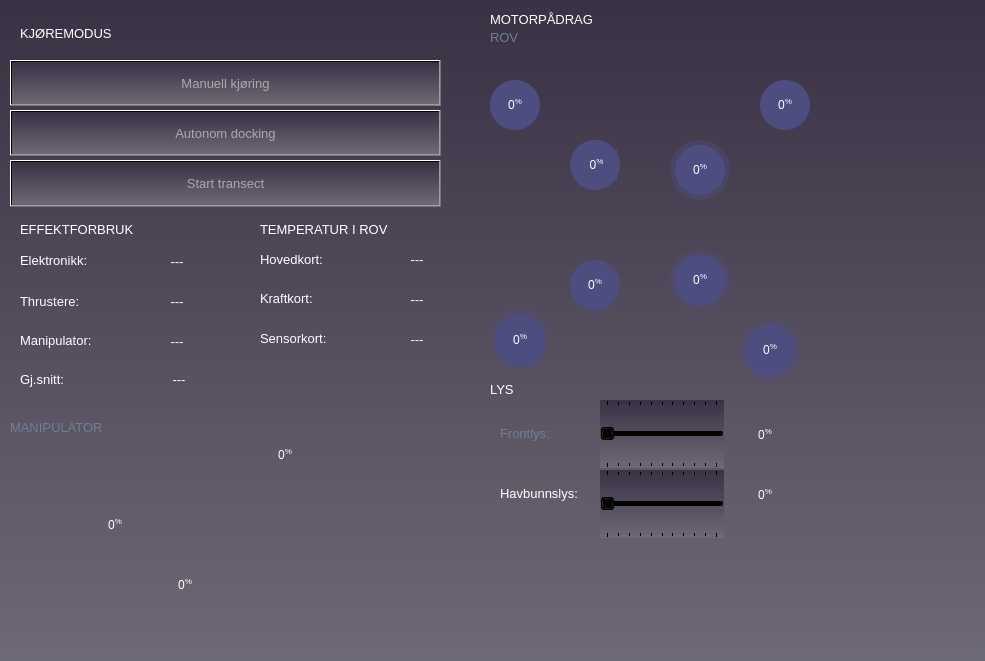
The window that GUI/SubseaTest.ui (UiS-Subsea/Bachelor_GUI) describes before a commit, drawn with Qt 5.
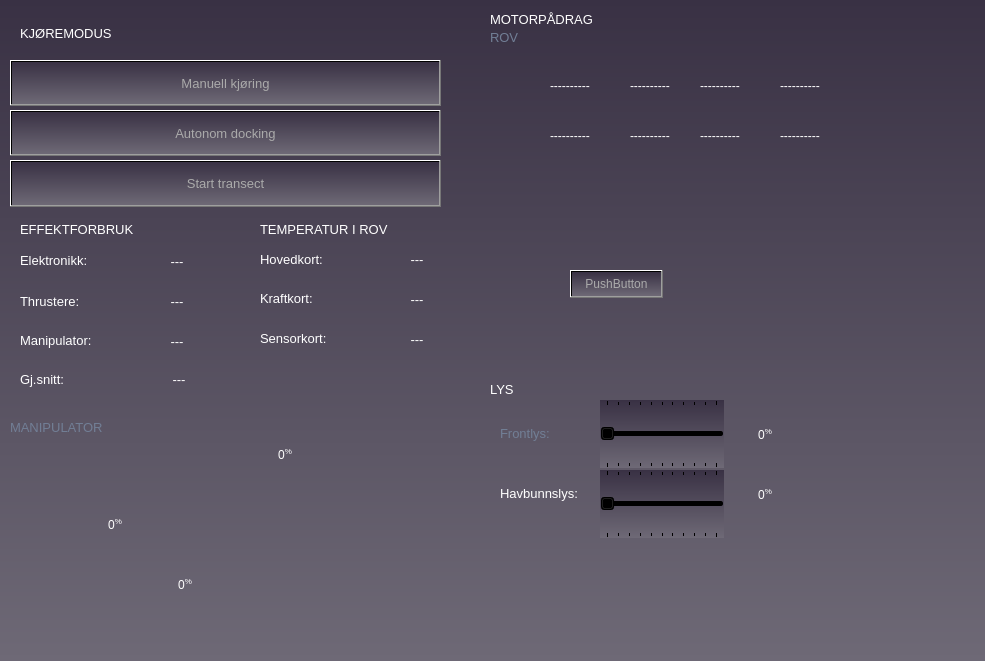
The same window after the commit. Icons and pictures are not drawn.

Patch:
```diff
--- a/GUI/SubseaTest.ui
+++ b/GUI/SubseaTest.ui
@@ -2033,524 +2033,122 @@
     <string>subTitle</string>
    </property>
   </widget>
-  <widget class="QFrame" name="frame_VVF_circle_2">
+  <widget class="QLabel" name="thrust_label_1">
    <property name="geometry">
     <rect>
-     <x>490</x>
-     <y>80</y>
-     <width>50</width>
-     <height>50</height>
+     <x>550</x>
+     <y>60</y>
+     <width>61</width>
+     <height>51</height>
     </rect>
    </property>
-   <property name="styleSheet">
-    <string notr="true">QFrame { border-radius: 25px; background-color: rgba(77, 77, 127, 255); }</string>
+   <property name="text">
+    <string>----------</string>
    </property>
-   <property name="frameShape">
-    <enum>QFrame::NoFrame</enum>
-   </property>
-   <property name="frameShadow">
-    <enum>QFrame::Raised</enum>
-   </property>
-   <property name="frameStyle" stdset="0">
-    <string>innerCircle</string>
-   </property>
-   <widget class="QLabel" name="label_percentage_VVF">
-    <property name="geometry">
-     <rect>
-      <x>0</x>
-      <y>10</y>
-      <width>50</width>
-      <height>30</height>
-     </rect>
-    </property>
-    <property name="font">
-     <font>
-      <pointsize>9</pointsize>
-     </font>
-    </property>
-    <property name="autoFillBackground">
-     <bool>false</bool>
-    </property>
-    <property name="styleSheet">
-     <string notr="true">background: transparent;</string>
-    </property>
-    <property name="text">
-     <string>&lt;html&gt;&lt;head/&gt;&lt;body&gt;&lt;span&gt;0&lt;/span&gt;&lt;span style=&quot;vertical-align:super;&quot;&gt;%&lt;/span&gt;&lt;/body&gt;&lt;/html&gt;</string>
-    </property>
-    <property name="scaledContents">
-     <bool>false</bool>
-    </property>
-    <property name="alignment">
-     <set>Qt::AlignCenter</set>
-    </property>
-    <property name="wordWrap">
-     <bool>false</bool>
-    </property>
-   </widget>
   </widget>
-  <widget class="QFrame" name="frame_VHF_2">
+  <widget class="QLabel" name="thrust_label_5">
    <property name="geometry">
     <rect>
-     <x>760</x>
-     <y>80</y>
-     <width>50</width>
-     <height>50</height>
+     <x>550</x>
+     <y>110</y>
+     <width>61</width>
+     <height>51</height>
     </rect>
    </property>
-   <property name="styleSheet">
-    <string notr="true">QFrame { border-radius: 25px; background-color: rgba(77, 77, 127, 255); }</string>
+   <property name="text">
+    <string>----------</string>
    </property>
-   <property name="frameShape">
-    <enum>QFrame::NoFrame</enum>
-   </property>
-   <property name="frameShadow">
-    <enum>QFrame::Raised</enum>
-   </property>
-   <property name="frameStyle" stdset="0">
-    <string>innerCircle</string>
-   </property>
-   <widget class="QLabel" name="label_percentage_VHF">
-    <property name="geometry">
-     <rect>
-      <x>0</x>
-      <y>10</y>
-      <width>50</width>
-      <height>30</height>
-     </rect>
-    </property>
-    <property name="font">
-     <font>
-      <pointsize>9</pointsize>
-     </font>
-    </property>
-    <property name="autoFillBackground">
-     <bool>false</bool>
-    </property>
-    <property name="styleSheet">
-     <string notr="true">background: transparent;</string>
-    </property>
-    <property name="text">
-     <string>&lt;html&gt;&lt;head/&gt;&lt;body&gt;&lt;span&gt;0&lt;/span&gt;&lt;span style=&quot;vertical-align:super;&quot;&gt;%&lt;/span&gt;&lt;/body&gt;&lt;/html&gt;</string>
-    </property>
-    <property name="scaledContents">
-     <bool>false</bool>
-    </property>
-    <property name="alignment">
-     <set>Qt::AlignCenter</set>
-    </property>
-    <property name="wordWrap">
-     <bool>false</bool>
-    </property>
-   </widget>
   </widget>
-  <widget class="QFrame" name="frame_HHF">
+  <widget class="QLabel" name="thrust_label_8">
    <property name="geometry">
     <rect>
-     <x>670</x>
-     <y>140</y>
-     <width>60</width>
-     <height>60</height>
+     <x>780</x>
+     <y>110</y>
+     <width>61</width>
+     <height>51</height>
     </rect>
    </property>
-   <property name="styleSheet">
-    <string notr="true">QFrame { 	border-radius: 30px; background-color: rgba(77, 77, 127, 100); }</string>
+   <property name="text">
+    <string>----------</string>
    </property>
-   <property name="frameShape">
-    <enum>QFrame::NoFrame</enum>
-   </property>
-   <property name="frameShadow">
-    <enum>QFrame::Raised</enum>
-   </property>
-   <widget class="QFrame" name="frame_HHF_circle">
-    <property name="geometry">
-     <rect>
-      <x>5</x>
-      <y>5</y>
-      <width>50</width>
-      <height>50</height>
-     </rect>
-    </property>
-    <property name="styleSheet">
-     <string notr="true">QFrame { border-radius: 25px; background-color: rgba(77, 77, 127, 255); }</string>
-    </property>
-    <property name="frameShape">
-     <enum>QFrame::NoFrame</enum>
-    </property>
-    <property name="frameShadow">
-     <enum>QFrame::Raised</enum>
-    </property>
-    <property name="frameStyle" stdset="0">
-     <string>innerCircle</string>
-    </property>
-    <widget class="QLabel" name="label_percentage_HHF">
-     <property name="geometry">
-      <rect>
-       <x>0</x>
-       <y>10</y>
-       <width>50</width>
-       <height>30</height>
-      </rect>
-     </property>
-     <property name="font">
-      <font>
-       <pointsize>9</pointsize>
-      </font>
-     </property>
-     <property name="autoFillBackground">
-      <bool>false</bool>
-     </property>
-     <property name="styleSheet">
-      <string notr="true">background: transparent;</string>
-     </property>
-     <property name="text">
-      <string>&lt;html&gt;&lt;head/&gt;&lt;body&gt;&lt;span&gt;0&lt;/span&gt;&lt;span style=&quot;vertical-align:super;&quot;&gt;%&lt;/span&gt;&lt;/body&gt;&lt;/html&gt;</string>
-     </property>
-     <property name="scaledContents">
-      <bool>false</bool>
-     </property>
-     <property name="alignment">
-      <set>Qt::AlignCenter</set>
-     </property>
-     <property name="wordWrap">
-      <bool>false</bool>
-     </property>
-    </widget>
-   </widget>
   </widget>
-  <widget class="QFrame" name="frame_HVF_2">
+  <widget class="QLabel" name="thrust_label_2">
    <property name="geometry">
     <rect>
-     <x>570</x>
-     <y>140</y>
-     <width>50</width>
-     <height>50</height>
+     <x>630</x>
+     <y>60</y>
+     <width>61</width>
+     <height>51</height>
     </rect>
    </property>
-   <property name="styleSheet">
-    <string notr="true">QFrame { border-radius: 25px; background-color: rgba(77, 77, 127, 255); }</string>
+   <property name="text">
+    <string>----------</string>
    </property>
-   <property name="frameShape">
-    <enum>QFrame::NoFrame</enum>
-   </property>
-   <property name="frameShadow">
-    <enum>QFrame::Raised</enum>
-   </property>
-   <property name="frameStyle" stdset="0">
-    <string>innerCircle</string>
-   </property>
-   <widget class="QLabel" name="label_percentage_HVF">
-    <property name="geometry">
-     <rect>
-      <x>6</x>
-      <y>10</y>
-      <width>41</width>
-      <height>30</height>
-     </rect>
-    </property>
-    <property name="font">
-     <font>
-      <pointsize>9</pointsize>
-     </font>
-    </property>
-    <property name="autoFillBackground">
-     <bool>false</bool>
-    </property>
-    <property name="text">
-     <string>&lt;html&gt;&lt;head/&gt;&lt;body&gt;&lt;span&gt;0&lt;/span&gt;&lt;span style=&quot;vertical-align:super;&quot;&gt;%&lt;/span&gt;&lt;/body&gt;&lt;/html&gt;</string>
-    </property>
-    <property name="scaledContents">
-     <bool>false</bool>
-    </property>
-    <property name="alignment">
-     <set>Qt::AlignCenter</set>
-    </property>
-    <property name="wordWrap">
-     <bool>false</bool>
-    </property>
-   </widget>
   </widget>
-  <widget class="QFrame" name="frame_HVB_2">
+  <widget class="QLabel" name="thrust_label_6">
    <property name="geometry">
     <rect>
-     <x>570</x>
-     <y>260</y>
-     <width>50</width>
-     <height>50</height>
+     <x>630</x>
+     <y>110</y>
+     <width>61</width>
+     <height>51</height>
     </rect>
    </property>
-   <property name="styleSheet">
-    <string notr="true">QFrame { border-radius: 25px; background-color: rgba(77, 77, 127, 255); }</string>
+   <property name="text">
+    <string>----------</string>
    </property>
-   <property name="frameShape">
-    <enum>QFrame::NoFrame</enum>
-   </property>
-   <property name="frameShadow">
-    <enum>QFrame::Raised</enum>
-   </property>
-   <property name="frameStyle" stdset="0">
-    <string>innerCircle</string>
-   </property>
-   <widget class="QLabel" name="label_percentage_HVB">
-    <property name="geometry">
-     <rect>
-      <x>0</x>
-      <y>10</y>
-      <width>50</width>
-      <height>30</height>
-     </rect>
-    </property>
-    <property name="font">
-     <font>
-      <pointsize>9</pointsize>
-     </font>
-    </property>
-    <property name="autoFillBackground">
-     <bool>false</bool>
-    </property>
-    <property name="styleSheet">
-     <string notr="true">background: transparent;</string>
-    </property>
-    <property name="text">
-     <string>&lt;html&gt;&lt;head/&gt;&lt;body&gt;&lt;span&gt;0&lt;/span&gt;&lt;span style=&quot;vertical-align:super;&quot;&gt;%&lt;/span&gt;&lt;/body&gt;&lt;/html&gt;</string>
-    </property>
-    <property name="scaledContents">
-     <bool>false</bool>
-    </property>
-    <property name="alignment">
-     <set>Qt::AlignCenter</set>
-    </property>
-    <property name="wordWrap">
-     <bool>false</bool>
-    </property>
-   </widget>
   </widget>
-  <widget class="QFrame" name="frame_HHB">
+  <widget class="QLabel" name="thrust_label_7">
    <property name="geometry">
     <rect>
-     <x>670</x>
-     <y>250</y>
-     <width>60</width>
-     <height>60</height>
+     <x>700</x>
+     <y>110</y>
+     <width>61</width>
+     <height>51</height>
     </rect>
    </property>
-   <property name="styleSheet">
-    <string notr="true">QFrame { 	border-radius: 30px; background-color: rgba(77, 77, 127, 100); }</string>
+   <property name="text">
+    <string>----------</string>
    </property>
-   <property name="frameShape">
-    <enum>QFrame::NoFrame</enum>
-   </property>
-   <property name="frameShadow">
-    <enum>QFrame::Raised</enum>
-   </property>
-   <widget class="QFrame" name="frame_HHB_circle_">
-    <property name="geometry">
-     <rect>
-      <x>5</x>
-      <y>5</y>
-      <width>50</width>
-      <height>50</height>
-     </rect>
-    </property>
-    <property name="styleSheet">
-     <string notr="true">QFrame { border-radius: 25px; background-color: rgba(77, 77, 127, 255); }</string>
-    </property>
-    <property name="frameShape">
-     <enum>QFrame::NoFrame</enum>
-    </property>
-    <property name="frameShadow">
-     <enum>QFrame::Raised</enum>
-    </property>
-    <property name="frameStyle" stdset="0">
-     <string>innerCircle</string>
-    </property>
-    <widget class="QLabel" name="label_percentage_HHB_3">
-     <property name="geometry">
-      <rect>
-       <x>0</x>
-       <y>10</y>
-       <width>50</width>
-       <height>30</height>
-      </rect>
-     </property>
-     <property name="font">
-      <font>
-       <pointsize>9</pointsize>
-      </font>
-     </property>
-     <property name="autoFillBackground">
-      <bool>false</bool>
-     </property>
-     <property name="styleSheet">
-      <string notr="true">background: transparent;</string>
-     </property>
-     <property name="text">
-      <string>&lt;html&gt;&lt;head/&gt;&lt;body&gt;&lt;span&gt;0&lt;/span&gt;&lt;span style=&quot;vertical-align:super;&quot;&gt;%&lt;/span&gt;&lt;/body&gt;&lt;/html&gt;</string>
-     </property>
-     <property name="scaledContents">
-      <bool>false</bool>
-     </property>
-     <property name="alignment">
-      <set>Qt::AlignCenter</set>
-     </property>
-     <property name="wordWrap">
-      <bool>false</bool>
-     </property>
-    </widget>
-   </widget>
   </widget>
-  <widget class="QFrame" name="frame_VVB">
+  <widget class="QLabel" name="thrust_label_3">
    <property name="geometry">
     <rect>
-     <x>490</x>
-     <y>310</y>
-     <width>60</width>
-     <height>60</height>
+     <x>700</x>
+     <y>60</y>
+     <width>61</width>
+     <height>51</height>
     </rect>
    </property>
-   <property name="styleSheet">
-    <string notr="true">QFrame { 	border-radius: 30px; background-color: rgba(77, 77, 127, 100); }</string>
+   <property name="text">
+    <string>----------</string>
    </property>
-   <property name="frameShape">
-    <enum>QFrame::NoFrame</enum>
-   </property>
-   <property name="frameShadow">
-    <enum>QFrame::Raised</enum>
-   </property>
-   <widget class="QFrame" name="frame_VVB_circle_3">
-    <property name="geometry">
-     <rect>
-      <x>5</x>
-      <y>5</y>
-      <width>50</width>
-      <height>50</height>
-     </rect>
-    </property>
-    <property name="styleSheet">
-     <string notr="true">QFrame { border-radius: 25px; background-color: rgba(77, 77, 127, 255); }</string>
-    </property>
-    <property name="frameShape">
-     <enum>QFrame::NoFrame</enum>
-    </property>
-    <property name="frameShadow">
-     <enum>QFrame::Raised</enum>
-    </property>
-    <property name="frameStyle" stdset="0">
-     <string>innerCircle</string>
-    </property>
-    <widget class="QLabel" name="label_percentage_VVB_4">
-     <property name="geometry">
-      <rect>
-       <x>0</x>
-       <y>10</y>
-       <width>50</width>
-       <height>30</height>
-      </rect>
-     </property>
-     <property name="font">
-      <font>
-       <pointsize>9</pointsize>
-      </font>
-     </property>
-     <property name="autoFillBackground">
-      <bool>false</bool>
-     </property>
-     <property name="styleSheet">
-      <string notr="true">background: transparent;</string>
-     </property>
-     <property name="text">
-      <string>&lt;html&gt;&lt;head/&gt;&lt;body&gt;&lt;span&gt;0&lt;/span&gt;&lt;span style=&quot;vertical-align:super;&quot;&gt;%&lt;/span&gt;&lt;/body&gt;&lt;/html&gt;</string>
-     </property>
-     <property name="scaledContents">
-      <bool>false</bool>
-     </property>
-     <property name="alignment">
-      <set>Qt::AlignCenter</set>
-     </property>
-     <property name="wordWrap">
-      <bool>false</bool>
-     </property>
-    </widget>
-   </widget>
   </widget>
-  <widget class="QFrame" name="frame_VHB">
+  <widget class="QLabel" name="thrust_label_4">
    <property name="geometry">
     <rect>
-     <x>740</x>
-     <y>320</y>
+     <x>780</x>
+     <y>60</y>
      <width>61</width>
-     <height>60</height>
+     <height>51</height>
     </rect>
    </property>
-   <property name="autoFillBackground">
-    <bool>false</bool>
+   <property name="text">
+    <string>----------</string>
    </property>
-   <property name="styleSheet">
-    <string notr="true">QFrame { 	border-radius: 30px; background-color: rgba(77, 77, 127, 100); }</string>
+  </widget>
+  <widget class="QPushButton" name="knappen">
+   <property name="geometry">
+    <rect>
+     <x>570</x>
+     <y>270</y>
+     <width>93</width>
+     <height>28</height>
+    </rect>
    </property>
-   <property name="frameShape">
-    <enum>QFrame::NoFrame</enum>
+   <property name="text">
+    <string>PushButton</string>
    </property>
-   <property name="frameShadow">
-    <enum>QFrame::Raised</enum>
-   </property>
-   <widget class="QFrame" name="frame_VHB_circle">
-    <property name="geometry">
-     <rect>
-      <x>5</x>
-      <y>5</y>
-      <width>50</width>
-      <height>50</height>
-     </rect>
-    </property>
-    <property name="autoFillBackground">
-     <bool>false</bool>
-    </property>
-    <property name="styleSheet">
-     <string notr="true">QFrame { border-radius: 25px; background-color: rgba(77, 77, 127, 255); }</string>
-    </property>
-    <property name="frameShape">
-     <enum>QFrame::NoFrame</enum>
-    </property>
-    <property name="frameShadow">
-     <enum>QFrame::Raised</enum>
-    </property>
-    <property name="frameStyle" stdset="0">
-     <string>innerCircle</string>
-    </property>
-    <widget class="QLabel" name="label_percentage_VHB_2">
-     <property name="geometry">
-      <rect>
-       <x>0</x>
-       <y>10</y>
-       <width>50</width>
-       <height>30</height>
-      </rect>
-     </property>
-     <property name="font">
-      <font>
-       <pointsize>9</pointsize>
-      </font>
-     </property>
-     <property name="autoFillBackground">
-      <bool>false</bool>
-     </property>
-     <property name="styleSheet">
-      <string notr="true">background: transparent;</string>
-     </property>
-     <property name="text">
-      <string>&lt;html&gt;&lt;head/&gt;&lt;body&gt;&lt;span&gt;0&lt;/span&gt;&lt;span style=&quot;vertical-align:super;&quot;&gt;%&lt;/span&gt;&lt;/body&gt;&lt;/html&gt;</string>
-     </property>
-     <property name="scaledContents">
-      <bool>false</bool>
-     </property>
-     <property name="alignment">
-      <set>Qt::AlignCenter</set>
-     </property>
-     <property name="wordWrap">
-      <bool>false</bool>
-     </property>
-    </widget>
-   </widget>
   </widget>
  </widget>
  <resources>
```
Left out of the diff: 11 changed lines with no effect on the pictures.
